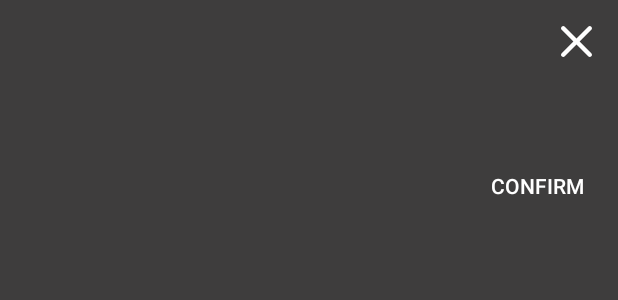
After one commit to YuTaral/FitnessApp, an Android app: the layout ask_question_dialog.xml on its own in the app's theme, with its tools: preview values and no code run, on a phone screen of 412 x 824 dp. The commit adds this screen. Shown: the top 300 px of the screen. Run offline under Robolectric (Android 15) with nearby library versions, the phone set to English and light mode, and no system bars.

Commit message:
Implements delete template

```diff
--- a/app/src/main/java/com/example/fitnessapp/MainActivity.kt
+++ b/app/src/main/java/com/example/fitnessapp/MainActivity.kt
@@ -12,6 +12,7 @@ import androidx.viewpager2.widget.ViewPager2
 import com.example.fitnessapp.dialogs.SaveWorkoutTemplateDialog
 import com.example.fitnessapp.network.repositories.UserRepository
 import com.example.fitnessapp.panels.PanelAdapter
+import com.example.fitnessapp.panels.TemplatesPanel
 import com.example.fitnessapp.utils.StateEngine
 import com.example.fitnessapp.utils.Utils
 import com.google.android.material.navigation.NavigationView
@@ -78,7 +79,7 @@ class MainActivity : AppCompatActivity() {
             findViewById<TextView>(R.id.txt_username).text = StateEngine.user.email
             drawerLayout.openDrawer(navView)
         }
-        menuIcon.setOnClickListener{
+        menuIcon.setOnClickListener {
             drawerLayout.openDrawer(actionsNavView)
         }
 
@@ -124,6 +125,9 @@ class MainActivity : AppCompatActivity() {
 
                 SaveWorkoutTemplateDialog().showDialog()
             }
+            R.id.nav_delete_templates -> {
+                StateEngine.panelAdapter.displayTemplatesPanel(TemplatesPanel.Mode.DELETE_TEMPLATE)
+            }
         }
     }
 
--- a/app/src/main/java/com/example/fitnessapp/network/IAPIService.kt
+++ b/app/src/main/java/com/example/fitnessapp/network/IAPIService.kt
@@ -52,6 +52,8 @@ interface IAPIService {
      * -------------------------------------------------------------------------------- */
     @POST("workout-template/add")
     fun addWorkoutTemplate(@Body params: Map<String, String>): Call<CustomResponse>
+    @POST("workout-template/delete")
+    fun deleteWorkoutTemplate(@Query("templateId") params: Long): Call<CustomResponse>
 
     /** WORKOUT TEMPLATES GET REQUESTS
      * -------------------------------------------------------------------------------- */
--- a/app/src/main/java/com/example/fitnessapp/network/NetworkManager.kt
+++ b/app/src/main/java/com/example/fitnessapp/network/NetworkManager.kt
@@ -30,6 +30,10 @@ object NetworkManager {
 
                     // Process the response
                     if (response.isSuccessful && Utils.isSuccessRespCode(body.responseCode)) {
+                        if (body.userMessage != "Success") {
+                            Utils.showToast(body.userMessage)
+                        }
+
                         onSuccessCallback(body)
                     } else {
                         if (body.userMessage.isNotEmpty()) {
--- a/app/src/main/java/com/example/fitnessapp/utils/Utils.kt
+++ b/app/src/main/java/com/example/fitnessapp/utils/Utils.kt
@@ -56,7 +56,7 @@ object Utils {
     * @param message the message to show
     * @param duration duration - short / long, long by default
     * */
-    private fun showToast(message: String, duration: Int = Toast.LENGTH_LONG) {
+    fun showToast(message: String, duration: Int = Toast.LENGTH_LONG) {
         Toast.makeText(getContext(), message, duration).show()
     }
 
--- /dev/null
+++ b/app/src/main/res/layout/ask_question_dialog.xml
@@ -0,0 +1,43 @@
+<?xml version="1.0" encoding="utf-8"?>
+<androidx.constraintlayout.widget.ConstraintLayout xmlns:android="http://schemas.android.com/apk/res/android"
+    xmlns:app="http://schemas.android.com/apk/res-auto"
+    android:layout_width="match_parent"
+    android:layout_height="wrap_content"
+    android:padding="10dp">
+
+    <TextView
+        android:id="@+id/ask_question_title"
+        android:layout_width="match_parent"
+        android:layout_height="wrap_content"
+        android:textAlignment="center"
+        android:textSize="24sp"
+        app:layout_constraintTop_toTopOf="parent" />
+
+    <ImageView
+        android:id="@+id/dialog_close"
+        android:layout_width="35dp"
+        android:layout_height="35dp"
+        android:importantForAccessibility="no"
+        android:background="@drawable/close_dialog_icon"
+        app:layout_constraintEnd_toEndOf="parent"
+        app:layout_constraintTop_toTopOf="parent"/>
+
+    <TextView
+        android:id="@+id/question_lbl"
+        android:layout_width="match_parent"
+        android:layout_height="wrap_content"
+        android:layout_marginTop="20dp"
+        android:textSize="20sp"
+        app:layout_constraintTop_toBottomOf="@+id/ask_question_title" />
+
+    <Button
+        android:id="@+id/confirm_btn"
+        android:layout_width="wrap_content"
+        android:layout_height="wrap_content"
+        android:layout_marginTop="10dp"
+        android:text="@string/confirm_btn"
+        android:background="@android:color/transparent"
+        app:layout_constraintTop_toBottomOf="@+id/question_lbl"
+        app:layout_constraintEnd_toEndOf="parent" />
+
+</androidx.constraintlayout.widget.ConstraintLayout>
--- a/app/src/main/res/menu/nav_action_menu.xml
+++ b/app/src/main/res/menu/nav_action_menu.xml
@@ -3,4 +3,7 @@
     <item
         android:id="@+id/nav_save_workout_template"
         android:title="@string/save_workout_as_template_lbl" />
+    <item
+        android:id="@+id/nav_delete_templates"
+        android:title="@string/delete_templates_lbl" />
 </menu>
```
Also changed, not shown: app/src/main/java/com/example/fitnessapp/dialogs/DialogAskQuestion.kt (added, +88 -0 lines), app/src/main/java/com/example/fitnessapp/network/repositories/WorkoutTemplateRepository.kt (+18 -4 lines), app/src/main/java/com/example/fitnessapp/panels/MainPanel.kt (+2 -12 lines), app/src/main/java/com/example/fitnessapp/panels/PanelAdapter.kt (+27 -8 lines), app/src/main/java/com/example/fitnessapp/panels/TemplatesPanel.kt (+31 -12 lines), app/src/main/res/values/strings.xml (+6 -2 lines).
